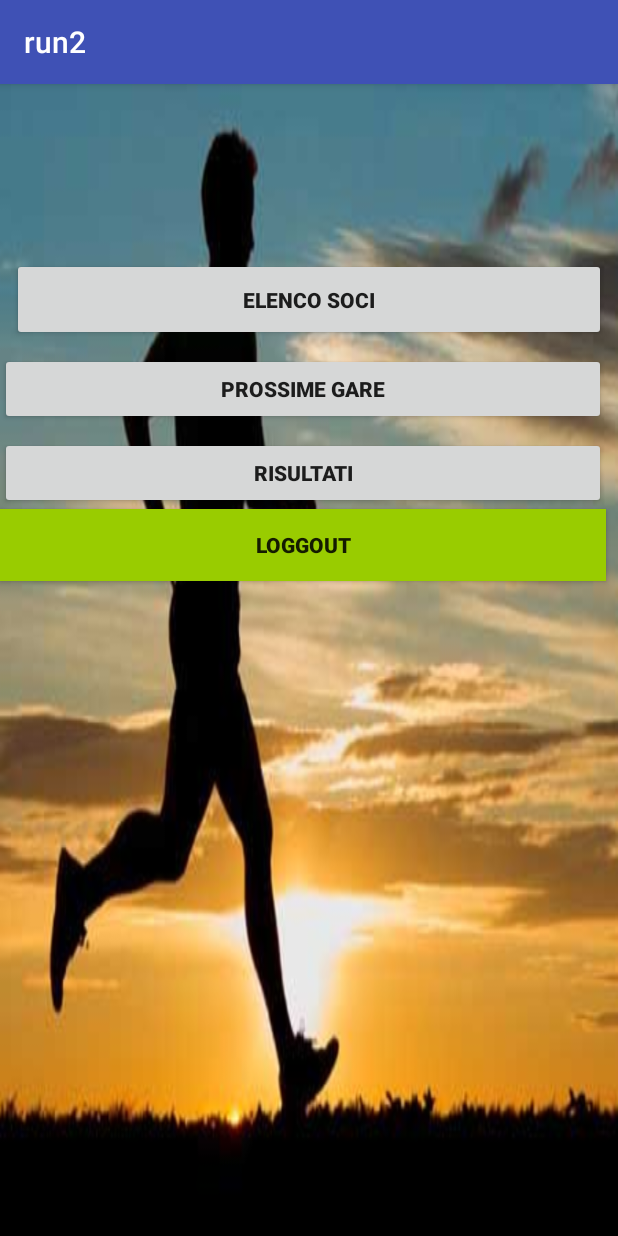
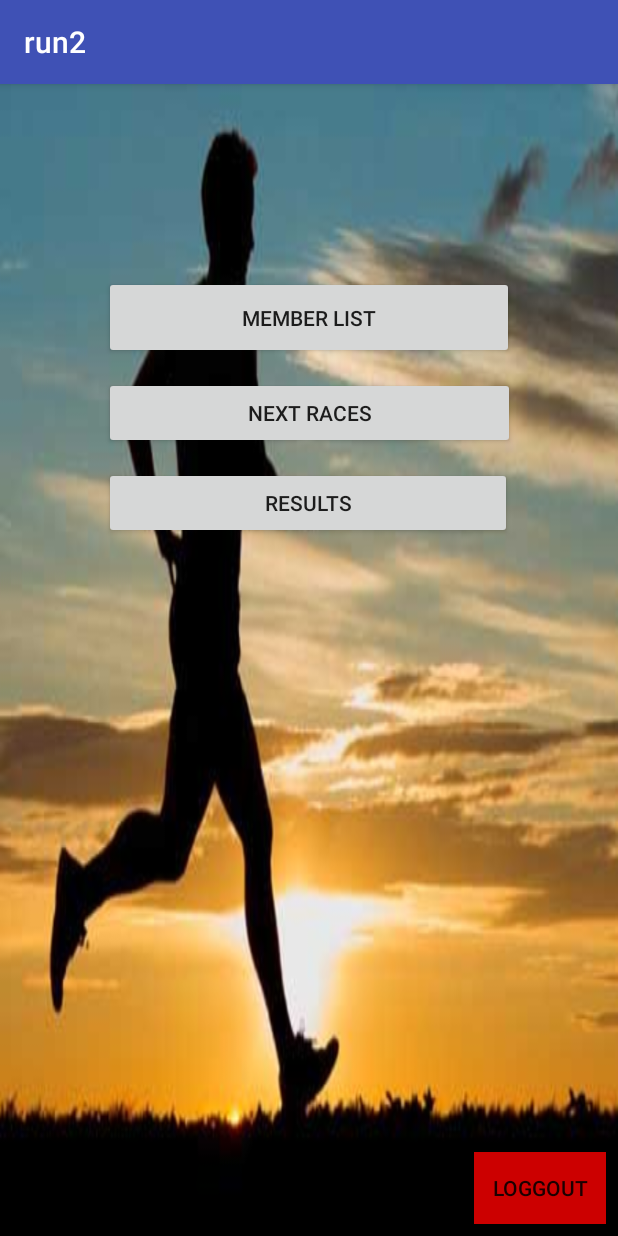
Before and after one commit to livio3/run2, an Android app: the MenuActivity screen opened directly, with no data from a screen before it, on a phone screen of 412 x 824 dp. Run offline under Robolectric (Android 15) with nearby library versions, the phone set to English and light mode, and no system bars.

Commit message:
aggiunta delle strings in italiano e piccole migliorie ai layout

```diff
--- a/app/src/main/res/layout-land/activity_lista_gare.xml
+++ b/app/src/main/res/layout-land/activity_lista_gare.xml
@@ -35,16 +35,16 @@
 
     <Button
         android:id="@+id/btnBack"
-        android:layout_width="69dp"
+        android:layout_width="96dp"
         android:layout_height="wrap_content"
-        android:layout_marginBottom="8dp"
+        android:layout_marginBottom="16dp"
         android:layout_marginEnd="8dp"
         android:layout_marginStart="8dp"
         android:text="@string/btnBack"
         android:visibility="visible"
         app:layout_constraintBottom_toBottomOf="parent"
         app:layout_constraintEnd_toEndOf="parent"
-        app:layout_constraintHorizontal_bias="0.05"
+        app:layout_constraintHorizontal_bias="0.444"
         app:layout_constraintStart_toEndOf="@+id/lvGare" />
 
 </android.support.constraint.ConstraintLayout>
--- a/app/src/main/res/layout-land/activity_menu.xml
+++ b/app/src/main/res/layout-land/activity_menu.xml
@@ -8,11 +8,11 @@
 
     <Button
         android:id="@+id/listMember"
-        android:layout_width="190dp"
+        android:layout_width="192dp"
         android:layout_height="55dp"
         android:layout_marginEnd="8dp"
         android:layout_marginStart="8dp"
-        android:layout_marginTop="64dp"
+        android:layout_marginTop="56dp"
         android:text="@string/listMember"
         app:layout_constraintEnd_toEndOf="parent"
         app:layout_constraintStart_toStartOf="parent"
@@ -20,10 +20,9 @@
 
     <Button
         android:id="@+id/nextRaces"
-        android:layout_width="190dp"
+        android:layout_width="192dp"
         android:layout_height="wrap_content"
         android:layout_marginEnd="8dp"
-        android:layout_marginTop="12dp"
         android:text="@string/nextRaces"
         app:layout_constraintEnd_toEndOf="@+id/listMember"
         app:layout_constraintHorizontal_bias="0.0"
@@ -36,12 +35,11 @@
         android:layout_height="wrap_content"
         android:layout_marginBottom="8dp"
         android:layout_marginEnd="8dp"
-        android:layout_marginTop="12dp"
         android:elevation="0dp"
         android:text="@string/results"
         app:layout_constraintBottom_toBottomOf="parent"
         app:layout_constraintEnd_toEndOf="@+id/nextRaces"
-        app:layout_constraintHorizontal_bias="0.0"
+        app:layout_constraintHorizontal_bias="0.1"
         app:layout_constraintStart_toStartOf="@+id/nextRaces"
         app:layout_constraintTop_toBottomOf="@+id/nextRaces"
         app:layout_constraintVertical_bias="0.0" />
@@ -52,6 +50,7 @@
         android:layout_height="wrap_content"
         android:layout_marginBottom="8dp"
         android:layout_marginEnd="8dp"
+        android:background="@android:color/holo_red_dark"
         android:text="@string/loggout"
         app:layout_constraintBottom_toBottomOf="parent"
         app:layout_constraintEnd_toEndOf="parent" />
--- a/app/src/main/res/layout/activity_menu.xml
+++ b/app/src/main/res/layout/activity_menu.xml
@@ -1,53 +1,59 @@
 <?xml version="1.0" encoding="utf-8"?>
-<LinearLayout xmlns:android="http://schemas.android.com/apk/res/android"
+<android.support.constraint.ConstraintLayout xmlns:android="http://schemas.android.com/apk/res/android"
     xmlns:app="http://schemas.android.com/apk/res-auto"
     xmlns:tools="http://schemas.android.com/tools"
     android:layout_width="match_parent"
     android:layout_height="match_parent"
-    android:background="@drawable/corsa"
-    android:orientation="vertical">
+    android:background="@drawable/corsa">
 
     <Button
         android:id="@+id/listMember"
-        android:layout_width="match_parent"
+        android:layout_width="273dp"
         android:layout_height="55dp"
         android:layout_marginEnd="8dp"
         android:layout_marginStart="8dp"
-        android:layout_marginTop="116dp"
+        android:layout_marginTop="128dp"
         android:text="@string/listMember"
-        android:textStyle="bold"
-        />
+        app:layout_constraintEnd_toEndOf="parent"
+        app:layout_constraintStart_toStartOf="parent"
+        app:layout_constraintTop_toTopOf="parent" />
 
     <Button
         android:id="@+id/nextRaces"
-        android:layout_width="match_parent"
+        android:layout_width="274dp"
         android:layout_height="wrap_content"
         android:layout_marginEnd="8dp"
-        android:layout_marginTop="8dp"
+        android:layout_marginTop="12dp"
         android:text="@string/nextRaces"
-        android:textStyle="bold"
-
-        />
+        app:layout_constraintEnd_toEndOf="@+id/listMember"
+        app:layout_constraintHorizontal_bias="0.0"
+        app:layout_constraintStart_toStartOf="@+id/listMember"
+        app:layout_constraintTop_toBottomOf="@+id/listMember" />
 
     <Button
         android:id="@+id/results"
-        android:layout_width="match_parent"
+        android:layout_width="272dp"
         android:layout_height="wrap_content"
+        android:layout_marginBottom="8dp"
         android:layout_marginEnd="8dp"
-        android:layout_marginTop="8dp"
+        android:layout_marginTop="12dp"
         android:elevation="0dp"
         android:text="@string/results"
-        android:textStyle="bold"
-        />
+        app:layout_constraintBottom_toBottomOf="parent"
+        app:layout_constraintEnd_toEndOf="@+id/nextRaces"
+        app:layout_constraintHorizontal_bias="0.1"
+        app:layout_constraintStart_toStartOf="@+id/nextRaces"
+        app:layout_constraintTop_toBottomOf="@+id/nextRaces"
+        app:layout_constraintVertical_bias="0.0" />
 
     <Button
         android:id="@+id/loggout"
-        android:layout_width="match_parent"
+        android:layout_width="wrap_content"
         android:layout_height="wrap_content"
         android:layout_marginBottom="8dp"
         android:layout_marginEnd="8dp"
-        android:background="@android:color/holo_green_light"
+        android:background="@android:color/holo_red_dark"
         android:text="@string/loggout"
-        android:textStyle="bold"
-        />
-</LinearLayout>
+        app:layout_constraintBottom_toBottomOf="parent"
+        app:layout_constraintEnd_toEndOf="parent" />
+</android.support.constraint.ConstraintLayout>
--- a/app/src/main/res/values/strings.xml
+++ b/app/src/main/res/values/strings.xml
@@ -20,9 +20,9 @@
     <string name="distance">Distance: -</string>
     <string name="note">Note: -</string>
     <string name="timeRace">Time of race: -</string>
-    <string name="listMember">Elenco Soci</string>
-    <string name="results">Risultati</string>
-    <string name="nextRaces">Prossime gare</string>
+    <string name="listMember">Member list</string>
+    <string name="results">Results</string>
+    <string name="nextRaces">Next Races</string>
     <string name="btnBack">Back</string>
     <string name="loggout">loggout</string>
     <string name="waitTxt">getting new files from server</string>
```
Also changed, not shown: 1 other file.
